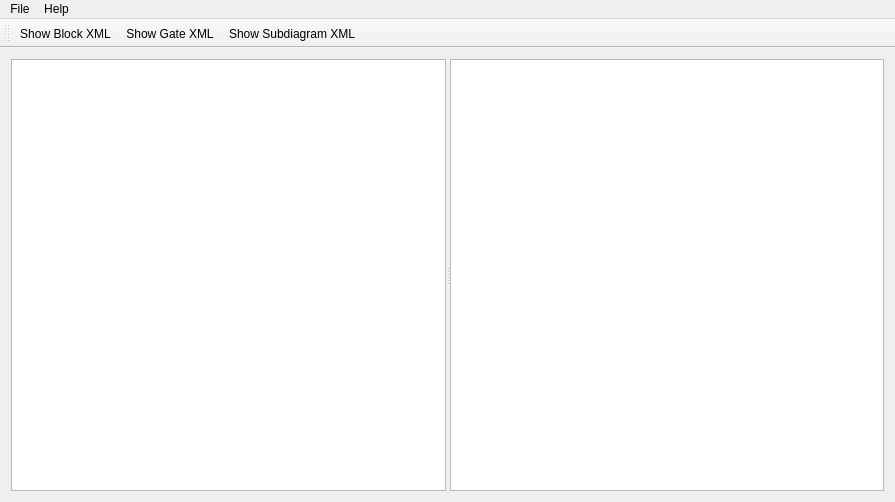
The window that IDE/IDE/mainwindow.ui (Dystill/umassd-osld) describes before a commit, drawn with Qt 5.
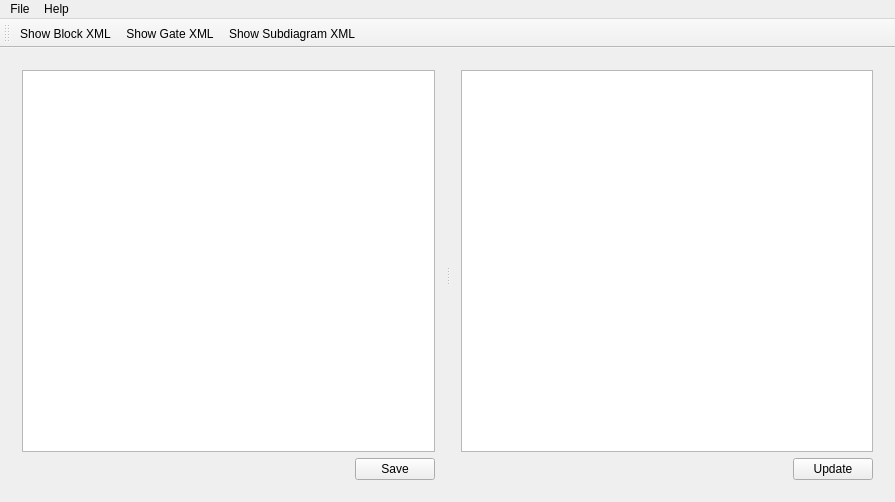
The same window after the commit.

```diff
--- a/IDE/IDE/mainwindow.ui
+++ b/IDE/IDE/mainwindow.ui
@@ -20,12 +20,72 @@
       <property name="orientation">
        <enum>Qt::Horizontal</enum>
       </property>
-      <widget class="QTextEdit" name="textEdit">
-       <property name="cursor" stdset="0">
-        <cursorShape>IBeamCursor</cursorShape>
-       </property>
+      <widget class="QWidget" name="">
+       <layout class="QVBoxLayout" name="verticalLayoutText">
+        <item>
+         <widget class="QTextEdit" name="textEdit">
+          <property name="cursor" stdset="0">
+           <cursorShape>IBeamCursor</cursorShape>
+          </property>
+         </widget>
+        </item>
+        <item>
+         <layout class="QHBoxLayout" name="horizontalLayoutTextButtons">
+          <item>
+           <spacer name="horizontalSpacerTextButtons">
+            <property name="orientation">
+             <enum>Qt::Horizontal</enum>
+            </property>
+            <property name="sizeHint" stdset="0">
+             <size>
+              <width>40</width>
+              <height>20</height>
+             </size>
+            </property>
+           </spacer>
+          </item>
+          <item>
+           <widget class="QPushButton" name="saveButton">
+            <property name="text">
+             <string>Save</string>
+            </property>
+           </widget>
+          </item>
+         </layout>
+        </item>
+       </layout>
       </widget>
-      <widget class="QGraphicsView" name="graphicsView"/>
+      <widget class="QWidget" name="">
+       <layout class="QVBoxLayout" name="verticalLayoutGraphics">
+        <item>
+         <widget class="QGraphicsView" name="graphicsView"/>
+        </item>
+        <item>
+         <layout class="QHBoxLayout" name="horizontalLayoutGraphicsButtons">
+          <item>
+           <spacer name="horizontalSpacerGraphicsButtons">
+            <property name="orientation">
+             <enum>Qt::Horizontal</enum>
+            </property>
+            <property name="sizeHint" stdset="0">
+             <size>
+              <width>40</width>
+              <height>20</height>
+             </size>
+            </property>
+           </spacer>
+          </item>
+          <item>
+           <widget class="QPushButton" name="updateButton">
+            <property name="text">
+             <string>Update</string>
+            </property>
+           </widget>
+          </item>
+         </layout>
+        </item>
+       </layout>
+      </widget>
      </widget>
     </item>
    </layout>
```
Left out of the diff: 2 changed lines with no effect on the pictures.
